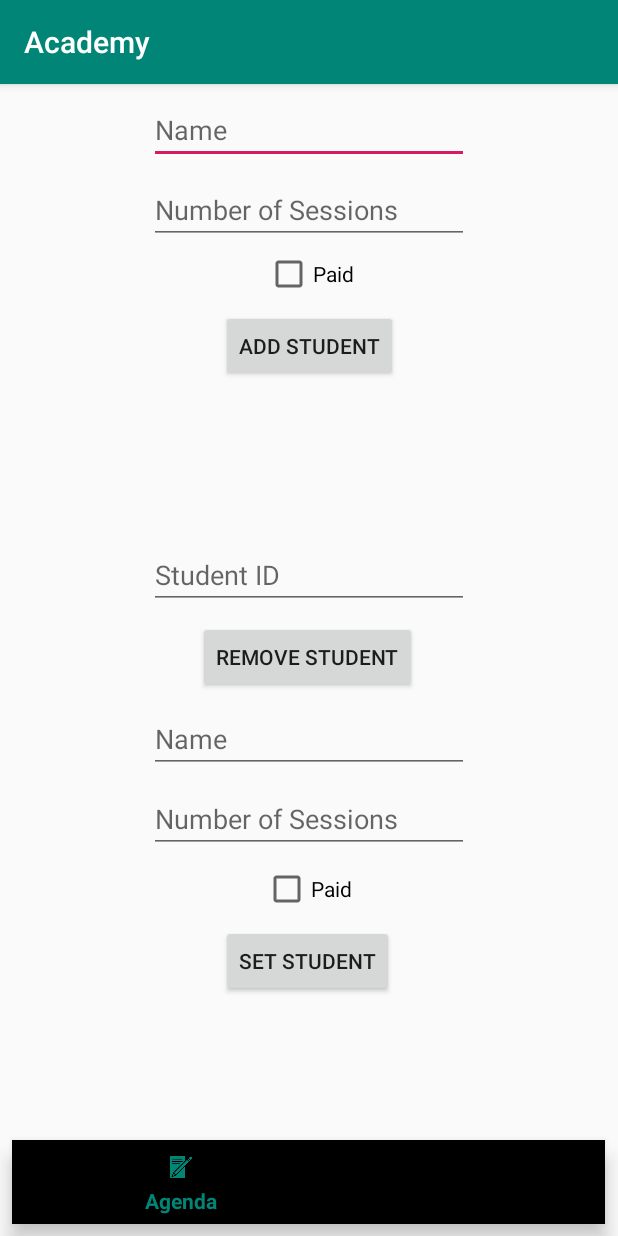
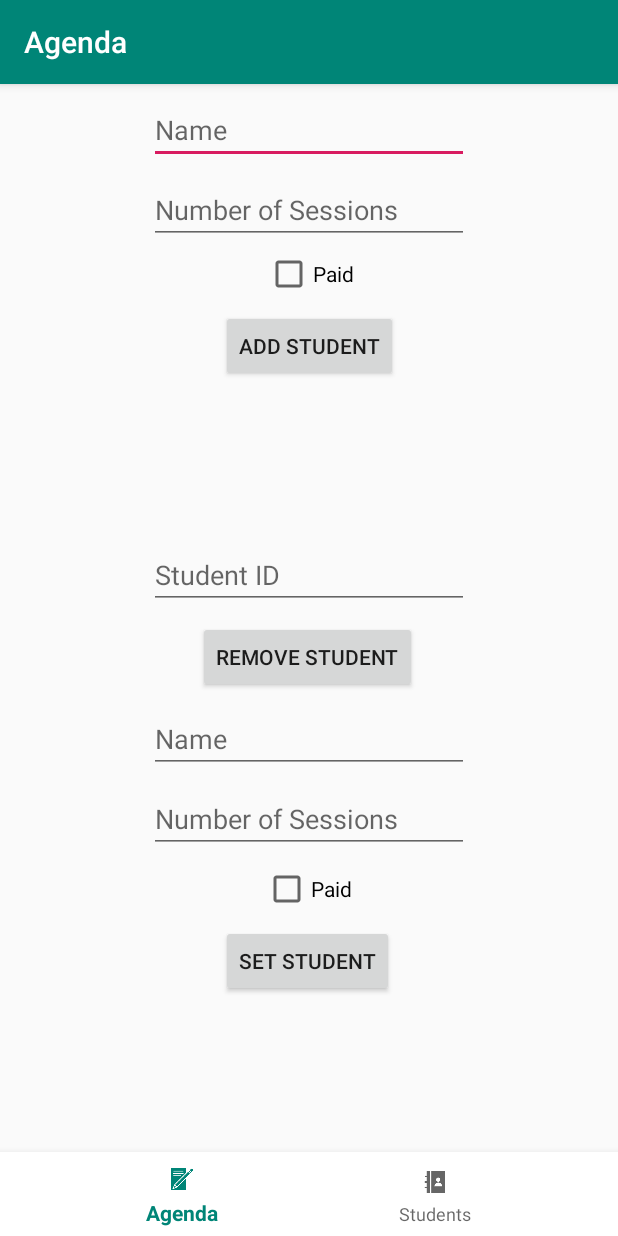
Before and after one commit to Monster25/AcademyApp, an Android app: the screen it shows after launch (MainActivity), on a phone screen of 412 x 824 dp. Run offline under Robolectric (Android 15) with nearby library versions, the phone set to English and light mode, and no system bars; our stand-ins replace Firebase (no records; nobody signed in at launch, a user with empty details on screens opened directly); 2 statements that could not run were skipped.

Commit message:
fragments + recycler view + rotation configuration + bottomnavbar overlap fixed

```diff
--- a/app/build.gradle
+++ b/app/build.gradle
@@ -31,6 +31,7 @@ dependencies {
     androidTestImplementation 'com.android.support.test.espresso:espresso-core:3.0.2'
     implementation 'com.google.firebase:firebase-core:16.0.1'
     implementation 'com.google.firebase:firebase-database:16.0.1'
+    implementation 'com.android.support:recyclerview-v7:28.0.0-rc02'
     //implementation 'com.android.support:support-annotations:+'
     //implementation 'com.android.support:support-annotations:28.0.0'
     //UI Components
--- a/app/src/main/AndroidManifest.xml
+++ b/app/src/main/AndroidManifest.xml
@@ -8,7 +8,7 @@
         android:label="@string/app_name"
         android:roundIcon="@mipmap/ic_launcher_round"
         android:supportsRtl="true">
-        <activity android:name=".MainActivity"
+        <activity android:name=".views.MainActivity" android:configChanges="orientation|screenSize|keyboardHidden"
                     android:theme="@style/AppTheme">
             <intent-filter>
                 <action android:name="android.intent.action.MAIN" />
--- a/app/src/main/java/com/application/academy/FirebaseAdapter.java
+++ b/app/src/main/java/com/application/academy/firebase/FirebaseAdapter.java
@@ -1,7 +1,7 @@
-package com.application.academy;
+package com.application.academy.firebase;
 
-import android.provider.ContactsContract;
-
+import com.application.academy.model.Student;
+import com.application.academy.model.StudentList;
 import com.google.firebase.database.DataSnapshot;
 
 public class FirebaseAdapter {
--- a/app/src/main/java/com/application/academy/FirebaseQueryLiveData.java
+++ b/app/src/main/java/com/application/academy/firebase/FirebaseQueryLiveData.java
@@ -1,4 +1,4 @@
-package com.application.academy;
+package com.application.academy.firebase;
 
 import android.util.Log;
 
--- a/app/src/main/java/com/application/academy/Student.java
+++ b/app/src/main/java/com/application/academy/model/Student.java
@@ -1,4 +1,4 @@
-package com.application.academy;
+package com.application.academy.model;
 
 import com.google.firebase.database.Exclude;
 
--- a/app/src/main/java/com/application/academy/StudentList.java
+++ b/app/src/main/java/com/application/academy/model/StudentList.java
@@ -1,4 +1,6 @@
-package com.application.academy;
+package com.application.academy.model;
+
+import com.application.academy.model.Student;
 
 import java.util.ArrayList;
 
--- a/app/src/main/java/com/application/academy/StudentViewModel.java
+++ b/app/src/main/java/com/application/academy/viewmodel/StudentViewModel.java
@@ -1,5 +1,9 @@
-package com.application.academy;
+package com.application.academy.viewmodel;
 
+import com.application.academy.firebase.FirebaseAdapter;
+import com.application.academy.firebase.FirebaseQueryLiveData;
+import com.application.academy.model.Student;
+import com.application.academy.model.StudentList;
 import com.google.firebase.database.DataSnapshot;
 import com.google.firebase.database.DatabaseReference;
 import com.google.firebase.database.FirebaseDatabase;
--- a/app/src/main/java/com/application/academy/MainActivity.java
+++ b/app/src/main/java/com/application/academy/views/MainActivity.java
@@ -1,29 +1,27 @@
-package com.application.academy;
+package com.application.academy.views;
 
+import android.content.res.Configuration;
 import android.os.Bundle;
 //import android.support.v7.app.AppCompatActivity;
+import android.util.Log;
+import android.view.Menu;
 import android.view.MenuItem;
-import android.view.View;
-import android.widget.Button;
-import android.widget.CheckBox;
-import android.widget.EditText;
-import android.widget.TextView;
 
+import com.application.academy.views.fragments.AgendaFragment;
+import com.application.academy.firebase.FirebaseAdapter;
+import com.application.academy.R;
+import com.application.academy.model.StudentList;
+import com.application.academy.views.fragments.StudentsFragment;
+import com.application.academy.viewmodel.StudentViewModel;
 import com.google.android.material.bottomnavigation.BottomNavigationView;
-import com.google.firebase.database.DatabaseReference;
 import com.google.firebase.database.Exclude;
-import com.google.firebase.database.FirebaseDatabase;
 
 import java.util.concurrent.atomic.AtomicInteger;
 
 import androidx.annotation.NonNull;
-import androidx.annotation.Nullable;
 import androidx.appcompat.app.AppCompatActivity;
 import androidx.fragment.app.Fragment;
 import androidx.fragment.app.FragmentTransaction;
-import androidx.lifecycle.LiveData;
-import androidx.lifecycle.Observer;
-import androidx.lifecycle.ViewModelProviders;
 
 
 public class MainActivity extends AppCompatActivity {
@@ -40,10 +38,12 @@ public class MainActivity extends AppCompatActivity {
     private StudentList students;
     private FirebaseAdapter adapter;
     private StudentViewModel viewModel;
+    private String COMMON_TAG;
     @Override
-    protected void onCreate(Bundle savedInstanceState) {
+    protected void onCreate(final Bundle savedInstanceState) {
         super.onCreate(savedInstanceState);
         setContentView(R.layout.activity_main);
+
 
 
         bottomNav = findViewById(R.id.bottom_navigation);
@@ -57,6 +57,10 @@ public class MainActivity extends AppCompatActivity {
                 return true;
             }
         });
+
+
+
+        //Default fragment
     displayView(R.id.menu_agenda);
 
 
@@ -65,21 +69,21 @@ public class MainActivity extends AppCompatActivity {
 
     }
 
-    public void displayView(int viewId)
-    {
+    public void displayView(int viewId) {
         Fragment fragment = null;
         String title = getString(R.string.app_name);
-
-        switch (viewId)
-        {
+        String tag = "";
+        switch (viewId) {
             case R.id.menu_students:
                 fragment = new StudentsFragment();
                 title = "Students";
+                tag = "students_tag";
                 break;
 
             case R.id.menu_agenda:
                 fragment = new AgendaFragment();
                 title = "Agenda";
+                tag = "agenda_tag";
                 break;
 
             default:
@@ -87,16 +91,31 @@ public class MainActivity extends AppCompatActivity {
 
         }
 
-        if (fragment!=null)
-        {
+
+        if (fragment != null) {
             FragmentTransaction ft = getSupportFragmentManager().beginTransaction();
             ft.replace(R.id.fragmentPlaceholder, fragment);
-            ft.commit();
+             ft.commit();
+             setTitle(title);
         }
-
     }
 
 
 
+        @Override
+    public void onConfigurationChanged(Configuration newConfig)
+        {
+                super.onConfigurationChanged(newConfig);
+                if (newConfig.orientation == Configuration.ORIENTATION_LANDSCAPE)
+                {
+                    Log.i(COMMON_TAG, "landscape");
+
+                }
+                else if (newConfig.orientation==Configuration.ORIENTATION_PORTRAIT)
+                {
+                    Log.i(COMMON_TAG, "portrait");
+                }
+        }
+
 
 }
--- a/app/src/main/java/com/application/academy/AgendaFragment.java
+++ b/app/src/main/java/com/application/academy/views/fragments/AgendaFragment.java
@@ -1,4 +1,4 @@
-package com.application.academy;
+package com.application.academy.views.fragments;
 
 import android.os.Bundle;
 import android.view.LayoutInflater;
@@ -9,11 +9,19 @@ import android.widget.CheckBox;
 import android.widget.EditText;
 import android.widget.TextView;
 
+import com.application.academy.firebase.FirebaseAdapter;
+import com.application.academy.R;
+import com.application.academy.model.Student;
+import com.application.academy.model.StudentList;
+import com.application.academy.viewmodel.StudentViewModel;
+
 import androidx.annotation.Nullable;
 import androidx.fragment.app.Fragment;
 import androidx.lifecycle.LiveData;
 import androidx.lifecycle.Observer;
 import androidx.lifecycle.ViewModelProviders;
+
+import java.util.Calendar;
 
 public class AgendaFragment extends Fragment {
     Button sendButton, removeButton, setButton;
@@ -21,16 +29,21 @@ public class AgendaFragment extends Fragment {
     CheckBox paid, paid2;
     TextView example, example2, example3;
 
+    public static final String KEY_ITEM = "unique_key";
+    public static final String KEY_INDEX = "index_key";
+    private String mTime;
+
     private StudentList studentList;
     private int lastId = -1;
-    private StudentList students;
     private FirebaseAdapter adapter;
     private StudentViewModel viewModel;
 
     @Override
     public View onCreateView(LayoutInflater inflater, ViewGroup parent, Bundle savedInstanceState) {
+
         return inflater.inflate(R.layout.agenda_fragment, parent, false);
     }
+
 
     @Override
     public void onViewCreated(View view, Bundle savedInstanceState) {
@@ -51,9 +64,7 @@ public class AgendaFragment extends Fragment {
 
 
         viewModel = ViewModelProviders.of(this).get(StudentViewModel.class);
-
         LiveData<Student> studentLiveData = viewModel.getStudentLiveData();
-        adapter = FirebaseAdapter.getInstance();
 
         studentLiveData.observe(this, new Observer<Student>()
         {
@@ -64,7 +75,7 @@ public class AgendaFragment extends Fragment {
                     studentList = viewModel.getStudentList();
                     lastId = studentList.getLastStudent().getId();
 
-                    example.setText(studentList.getStudent(0).getName());
+                    //button.setText(studentList.getStudent(0).getName());
                     // example.setText(studentList.getStudent(0).getName());
                     // example2.setText(studentList.getStudent(1).getName());
                     // example3.setText(studentList.getStudent(2).getName());
@@ -72,7 +83,6 @@ public class AgendaFragment extends Fragment {
                 }
             }
         });
-
         //add student
         sendButton.setOnClickListener(new View.OnClickListener() {
             @Override
--- a/app/src/main/res/layout/activity_main.xml
+++ b/app/src/main/res/layout/activity_main.xml
@@ -1,28 +1,17 @@
 <?xml version="1.0" encoding="utf-8"?>
-<FrameLayout
+<RelativeLayout
     xmlns:android="http://schemas.android.com/apk/res/android"
     xmlns:app="http://schemas.android.com/apk/res-auto"
     xmlns:tools="http://schemas.android.com/tools"
     android:layout_width="match_parent"
     android:layout_height="match_parent"
-    tools:context=".MainActivity">
+    tools:context=".views.MainActivity">
 
-    <androidx.constraintlayout.widget.ConstraintLayout
+    <androidx.coordinatorlayout.widget.CoordinatorLayout
         android:layout_width="match_parent"
-        android:layout_height="match_parent">
-        <com.google.android.material.bottomnavigation.BottomNavigationView
-            android:id="@+id/bottom_navigation"
-            android:layout_width="395dp"
-            android:layout_height="wrap_content"
-            android:layout_gravity="start"
-            android:layout_marginStart="8dp"
-            android:layout_marginEnd="8dp"
-            android:layout_marginBottom="8dp"
-            app:layout_constraintBottom_toBottomOf="parent"
-            app:layout_constraintEnd_toEndOf="parent"
-            app:layout_constraintHorizontal_bias="0.0"
-            app:layout_constraintStart_toStartOf="parent"
-            app:menu="@menu/my_navigation_items" />
+        android:layout_height="match_parent"
+        android:layout_above="@+id/bottom_navigation">
+
 
         <FrameLayout
             android:id="@+id/fragmentPlaceholder"
@@ -30,5 +19,20 @@
             android:layout_height="match_parent">
         </FrameLayout>
 
-    </androidx.constraintlayout.widget.ConstraintLayout>
-</FrameLayout>
+
+
+    </androidx.coordinatorlayout.widget.CoordinatorLayout>
+
+    <com.google.android.material.bottomnavigation.BottomNavigationView
+        android:id="@+id/bottom_navigation"
+        android:layout_width="match_parent"
+        android:layout_height="wrap_content"
+
+        android:background="@color/cardview_light_background"
+        app:layout_constraintBottom_toBottomOf="parent"
+        app:layout_constraintEnd_toEndOf="parent"
+        app:layout_constraintHorizontal_bias="0.0"
+        app:layout_constraintStart_toStartOf="parent"
+        android:layout_alignParentBottom="true"
+        app:menu="@menu/my_navigation_items" />
+</RelativeLayout>
--- a/app/src/main/res/layout/agenda_fragment.xml
+++ b/app/src/main/res/layout/agenda_fragment.xml
@@ -5,7 +5,7 @@
     xmlns:tools="http://schemas.android.com/tools"
     android:layout_width="match_parent"
     android:layout_height="match_parent"
-    tools:context=".MainActivity">
+    tools:context=".views.MainActivity">
 
     <androidx.constraintlayout.widget.ConstraintLayout
         android:layout_width="match_parent"
--- a/build.gradle
+++ b/build.gradle
@@ -7,7 +7,7 @@ buildscript {
 
     }
     dependencies {
-        classpath 'com.android.tools.build:gradle:3.3.2'
+        classpath 'com.android.tools.build:gradle:3.4.0'
         classpath 'com.google.gms:google-services:4.2.0'
         // NOTE: Do not place your application dependencies here; they belong
         // in the individual module build.gradle files
```
Also changed, not shown: app/src/main/java/com/application/academy/StudentsFragment.java (deleted, +0 -25 lines), app/src/main/java/com/application/academy/views/fragments/StudentRecyclerAdapter.java (added, +58 -0 lines), app/src/main/java/com/application/academy/views/fragments/StudentsFragment.java (added, +96 -0 lines), app/src/main/res/layout/student_view.xml (added, +28 -0 lines), app/src/main/res/layout/students_fragment.xml (+15 -13 lines), gradle/wrapper/gradle-wrapper.properties.
